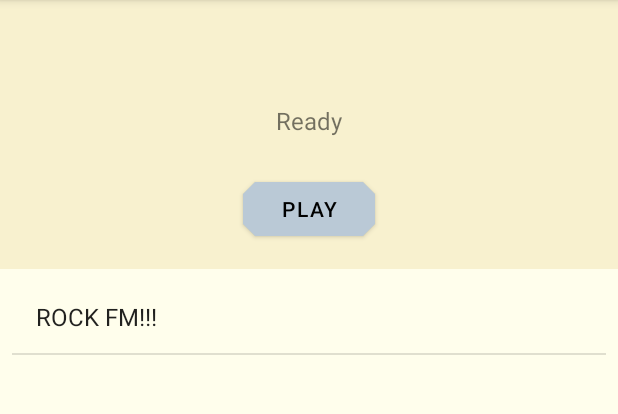
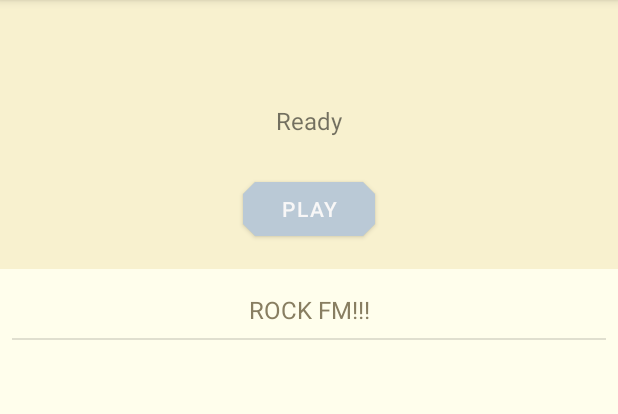
Before and after one commit to johncrawley/WebRadio, an Android app: the screen it shows after launch (MainActivity), on a phone screen of 412 x 824 dp, the part 84-498 px from its top. Run offline under Robolectric (Android 15) with nearby library versions, the phone set to English and light mode, and no system bars.

Commit message:
Updated styling for list items, button text, and app icon.

```diff
--- a/app/src/main/AndroidManifest.xml
+++ b/app/src/main/AndroidManifest.xml
@@ -9,7 +9,6 @@
     <application
         android:networkSecurityConfig="@xml/network_security_config"
         android:usesCleartextTraffic="true"
-        android:allowBackup="false"
         android:icon="@drawable/app_icon"
         android:label="@string/app_name"
         android:roundIcon="@mipmap/ic_launcher_round"
--- a/app/src/main/java/com/jcrawley/webradio/list/ListItemArrayAdapter.java
+++ b/app/src/main/java/com/jcrawley/webradio/list/ListItemArrayAdapter.java
@@ -7,6 +7,7 @@
 import android.widget.ArrayAdapter;
 import android.widget.TextView;
 
+import com.jcrawley.webradio.R;
 import com.jcrawley.webradio.repository.StationEntity;
 
 import java.util.List;
@@ -30,7 +31,7 @@
     public View getView(int position, View view, @NonNull ViewGroup parent){
         if(view == null){
             LayoutInflater vi = (LayoutInflater)context.getSystemService(Context.LAYOUT_INFLATER_SERVICE);
-            view = vi.inflate(android.R.layout.simple_list_item_1,null);
+            view = vi.inflate(R.layout.station_list_item,null);
         }
 
         StationEntity item = items.get(position);
--- a/app/src/main/res/layout/current_station_detail.xml
+++ b/app/src/main/res/layout/current_station_detail.xml
@@ -53,6 +53,7 @@
             android:layout_width="wrap_content"
             android:layout_height="wrap_content"
             android:text="@string/play_button_text"
+            android:textColor="?attr/station_detail_button_text_color"
             android:visibility="gone"
             tools:ignore="ButtonStyle" />
 
@@ -60,6 +61,7 @@
             android:id="@+id/stopButton"
             android:layout_width="wrap_content"
             android:layout_height="wrap_content"
+            android:textColor="?attr/station_detail_button_text_color"
             android:visibility="gone"
             android:text="@string/stop_button_text"
             tools:ignore="ButtonStyle" />
--- /dev/null
+++ b/app/src/main/res/layout/station_list_item.xml
@@ -0,0 +1,10 @@
+<?xml version="1.0" encoding="utf-8"?>
+<TextView xmlns:android="http://schemas.android.com/apk/res/android"
+    android:id="@+id/textview"
+    android:textColor="?attr/station_list_item_text_color"
+    android:paddingVertical="@dimen/station_list_item_vertical_padding"
+    android:textSize="@dimen/station_list_item_text_size"
+    android:layout_width="fill_parent"
+    android:singleLine="false"
+    android:gravity="center"
+    android:layout_height="fill_parent"/>
--- a/app/src/main/res/values-night/themes.xml
+++ b/app/src/main/res/values-night/themes.xml
@@ -1,19 +1,12 @@
 <resources xmlns:tools="http://schemas.android.com/tools">
-
-    <style name="Theme.WebRadio_old" parent="Theme.MaterialComponents.DayNight.DarkActionBar">
-        <item name="colorPrimary">@color/dark_edit_text_color</item>
-        <item name="colorPrimaryVariant">@color/notification_bar_dark</item>
-        <item name="colorOnPrimary">@color/black</item>
-        <item name="feature_graphic">@drawable/radioyo_feature_graphic</item>
-        <item name="colorOnSecondary">@color/black</item>
-        <item name="android:statusBarColor" tools:targetApi="l">?attr/colorPrimaryVariant</item>
-    </style>
 
     <style name="Theme.WebRadio" parent="Theme.MaterialComponents.DayNight.DarkActionBar">
         <item name="colorPrimary">@color/color_primary_dark</item>
         <item name="colorPrimaryVariant">@color/notification_bar_dark</item>
         <item name="colorOnPrimary">@color/black</item>
         <item name="feature_graphic">@drawable/radioyo_feature_graphic</item>
+        <item name="station_detail_button_text_color">@color/station_detail_button_text_color_dark</item>
+        <item name="station_list_item_text_color">@color/station_list_item_text_color_dark</item>
         <item name="colorOnSecondary">@color/black</item>
         <item name="android:statusBarColor" tools:targetApi="l">?attr/colorPrimaryVariant</item>
     </style>
@@ -26,6 +19,7 @@
 
     <style name="stationList" parent="Base.CardView">
         <item name="android:background">@color/station_list_background_dark</item>
+        <item name="android:color">@color/teal_200</item>
     </style>
 
 
--- a/app/src/main/res/values/colors.xml
+++ b/app/src/main/res/values/colors.xml
@@ -18,6 +18,8 @@
     <color name="station_detail_background_dark">#151A1E</color>
     <color name="station_list_background_dark">#11161A</color>
     <color name="general_dialog_background_dark">#11161A</color>
+    <color name="station_detail_button_text_color_dark">#4E4E4E</color>
+    <color name="station_list_item_text_color_dark">#F8F7F7</color>
 
     <color name="background_bright">#FAFFEC</color>
     <color name="primary_color">#BAC9D6</color>
@@ -27,4 +29,6 @@
     <color name="station_detail_background">#F8F1CF</color>
     <color name="station_list_background">#FFFEEC</color>
     <color name="default_background">#FAFFF6</color>
+    <color name="station_detail_button_text_color">#F8F7F7</color>
+    <color name="station_list_item_text_color">#887E61</color>
 </resources>
--- a/app/src/main/res/values/dimens.xml
+++ b/app/src/main/res/values/dimens.xml
@@ -13,6 +13,8 @@
     <dimen name="about_text_size">18sp</dimen>
     <dimen name="edit_text_padding_top">8dp</dimen>
     <dimen name="station_detail_button_layout_padding">16dp</dimen>
+    <dimen name="station_list_item_text_size">16sp</dimen>
+    <dimen name="station_list_item_vertical_padding">8dp</dimen>
 
 
 </resources>
--- a/app/src/main/res/values/styles.xml
+++ b/app/src/main/res/values/styles.xml
@@ -1,4 +1,6 @@
 <?xml version="1.0" encoding="utf-8"?>
 <resources>
     <attr name="feature_graphic" format="reference"/>
+    <attr name="station_detail_button_text_color" format="reference"/>
+    <attr name="station_list_item_text_color" format="reference"/>
 </resources>
--- a/app/src/main/res/values/themes.xml
+++ b/app/src/main/res/values/themes.xml
@@ -5,10 +5,12 @@
         <item name="colorPrimaryVariant">@color/notification_bar</item>
         <item name="colorOnPrimary">@color/black</item>
         <item name="feature_graphic">@drawable/radioyo_feature_graphic_bright</item>
-
+        <item name="station_detail_button_text_color">@color/station_detail_button_text_color</item>
+        <item name="station_list_item_text_color">@color/station_list_item_text_color</item>
         <item name="colorSecondary">@color/teal_200</item>
         <item name="colorSecondaryVariant">@color/teal_200</item>
-        <item name="colorOnSecondary">@color/black</item>
+        <!-- <item name="colorOnSecondary">@color/black</item> -->
+        <item name="colorOnSecondary">@color/teal_200</item>
 
         <item name="android:statusBarColor" tools:targetApi="l">?attr/colorPrimaryVariant</item>
 
@@ -41,6 +43,7 @@
     <style name="ShapeAppearance.App.SmallComponent" parent="ShapeAppearance.MaterialComponents.SmallComponent">
         <item name="cornerFamily">cut</item>
         <item name="cornerSize">8dp</item>
+        <item name="textFillColor">@color/teal_200</item>
     </style>
 
 
```
Also changed, not shown: app/src/main/res/drawable/app_icon.png.
